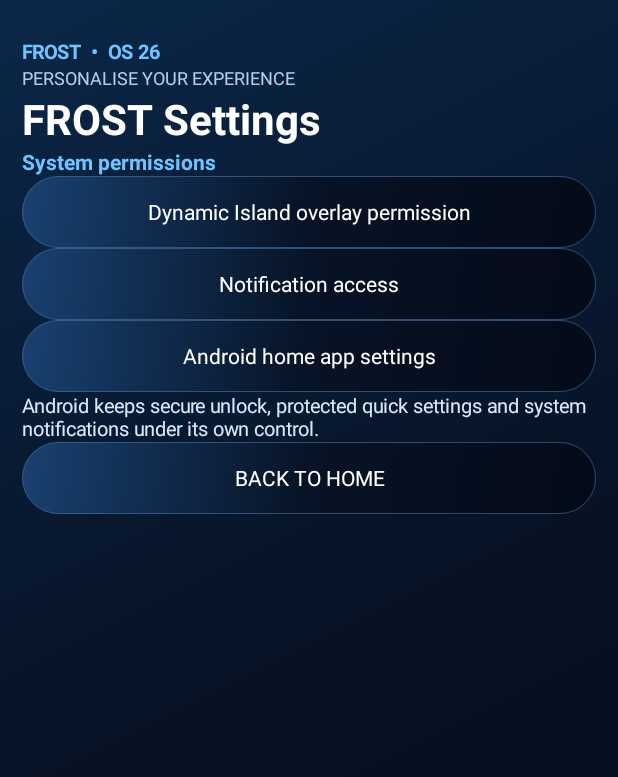
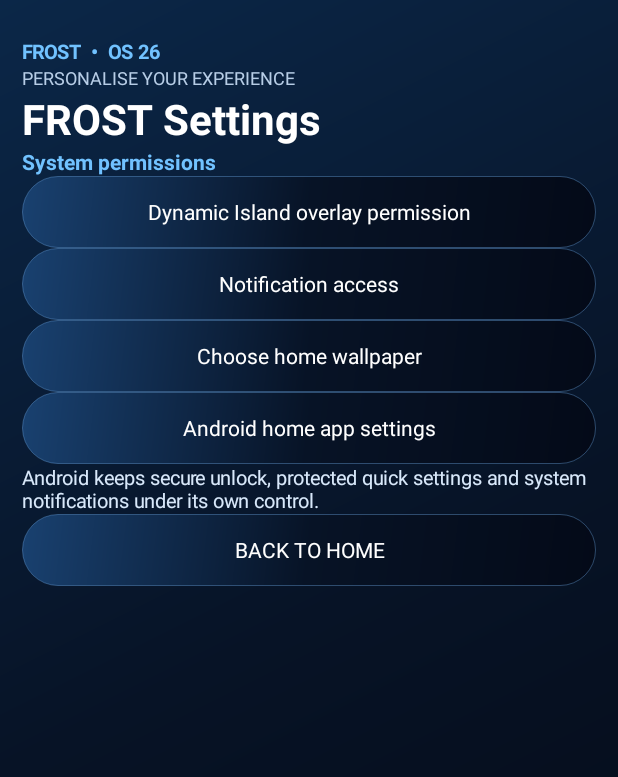
Before and after one commit to vince551/Frost-os-26, an Android app: the screen it shows after launch (MainActivity), after a tap on an icon or button, on a phone screen of 412 x 824 dp. Shown: the top 777 px of the screen. Run offline under Robolectric (Android 15) with nearby library versions, the phone set to English and light mode, and no system bars.

Commit message:
Restrict swipe navigation to home and add wallpaper settings shortcut

```diff
--- a/app/src/main/java/com/vince/frostos/MainActivity.java
+++ b/app/src/main/java/com/vince/frostos/MainActivity.java
@@ -39,6 +39,7 @@ public class MainActivity extends Activity {
     private LinearLayout root;
     private float downX, downY;
     private boolean lockPreview = false;
+    private String currentScreen = "home";
     private boolean torchOn = false;
     private String torchCameraId;
     private static final int PICK_WALLPAPER = 77;
@@ -104,6 +105,7 @@ public class MainActivity extends Activity {
     }
 
     private void base(String subtitle) {
+        currentScreen = subtitle;
         root = new LinearLayout(this);
         root.setOrientation(LinearLayout.VERTICAL);
         root.setPadding(22, 38, 22, 18);
@@ -387,7 +389,7 @@ public class MainActivity extends Activity {
                     showHome();
                     return true;
                 }
-                if (!lockPreview) {
+                if (!lockPreview && "INTELLIGENCE IN EVERY INTERACTION".equals(currentScreen)) {
                     if (dy < 0) showDrawer(); else showControlCentre();
                     return true;
                 }
@@ -480,6 +482,7 @@ public class MainActivity extends Activity {
         root.addView(text("System permissions", 14, blue, true));
         root.addView(button("Dynamic Island overlay permission", this::requestIslandOverlay));
         root.addView(button("Notification access", () -> openSettings(Settings.ACTION_NOTIFICATION_LISTENER_SETTINGS)));
+        root.addView(button("Choose home wallpaper", this::chooseWallpaper));
         root.addView(button("Android home app settings", () -> openSettings(Settings.ACTION_HOME_SETTINGS)));
         root.addView(text("Android keeps secure unlock, protected quick settings and system notifications under its own control.", 13, 0xFFD8E8FA, false));
         root.addView(button("BACK TO HOME", this::showHome));
```
